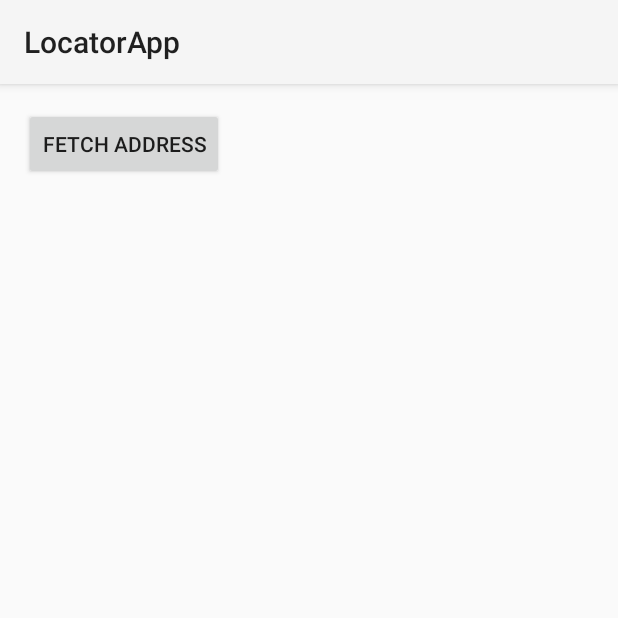
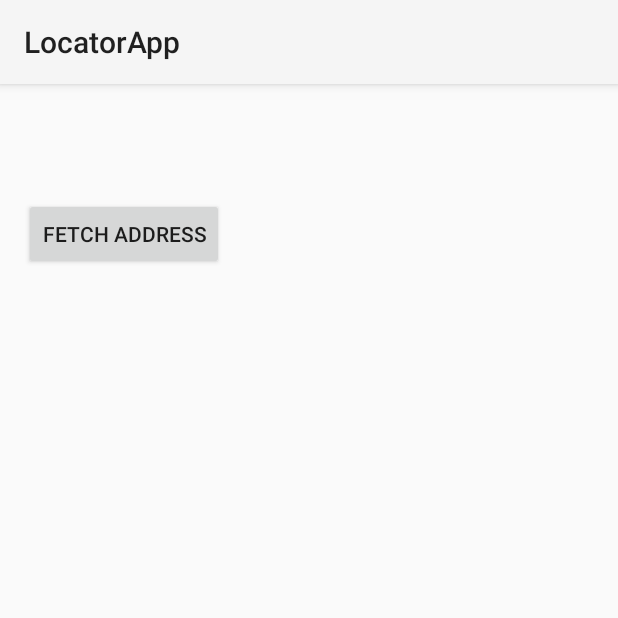
Before and after one commit to VaishSiddharth/LocatorApp, an Android app: the screen it shows after launch (MainActivity), on a phone screen of 412 x 824 dp, the top half of it. Run offline under Robolectric (Android 15) with nearby library versions, the phone set to English and light mode, and no system bars.

Commit message:
Position of button changed

```diff
--- a/app/src/main/res/layout/activity_main.xml
+++ b/app/src/main/res/layout/activity_main.xml
@@ -14,8 +14,16 @@
         android:id="@+id/fetch_address_button"
         android:layout_width="wrap_content"
         android:layout_height="wrap_content"
-        android:text="@string/fetch_address"
-        android:onClick="fetchAddressButtonHandler" />
+        android:layout_alignBaseline="@+id/location_address_view"
+        android:layout_alignParentTop="true"
+        android:layout_marginTop="76dp"
+        android:layout_marginEnd="20dp"
+        android:layout_marginRight="20dp"
+        android:layout_toStartOf="@+id/progress_bar"
+        android:layout_toLeftOf="@+id/progress_bar"
+        android:layout_toEndOf="@+id/location_address_view"
+        android:onClick="fetchAddressButtonHandler"
+        android:text="@string/fetch_address" />
 
     <ProgressBar
         android:id="@+id/progress_bar"
```
Also changed, not shown: 1 other file.
